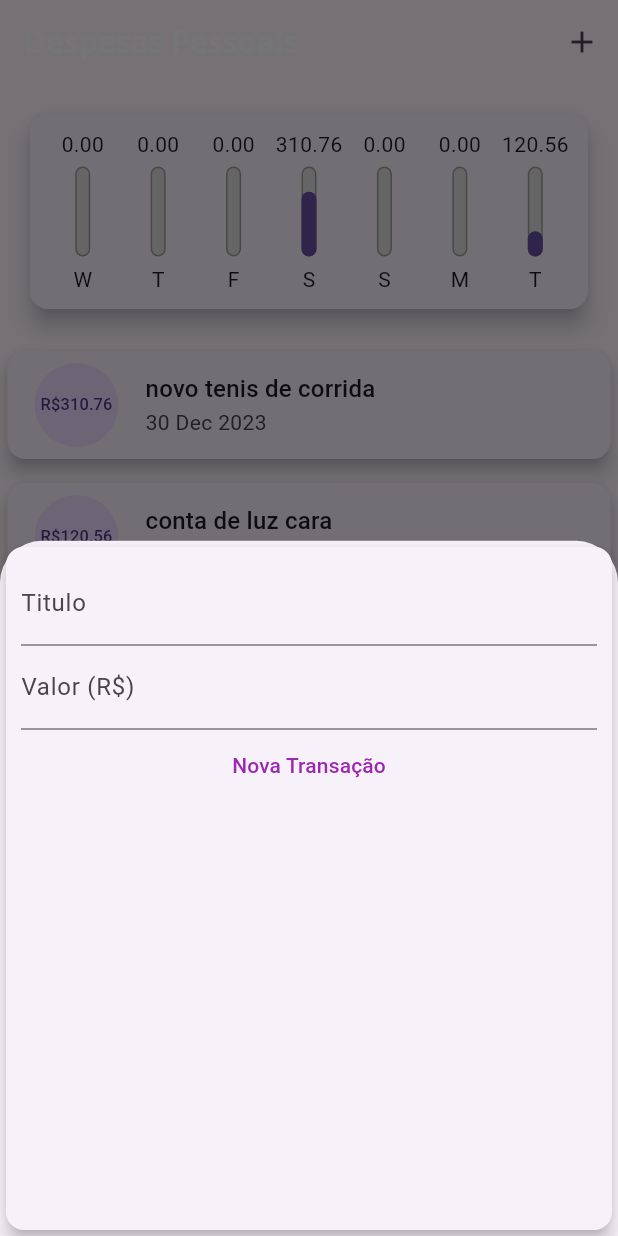
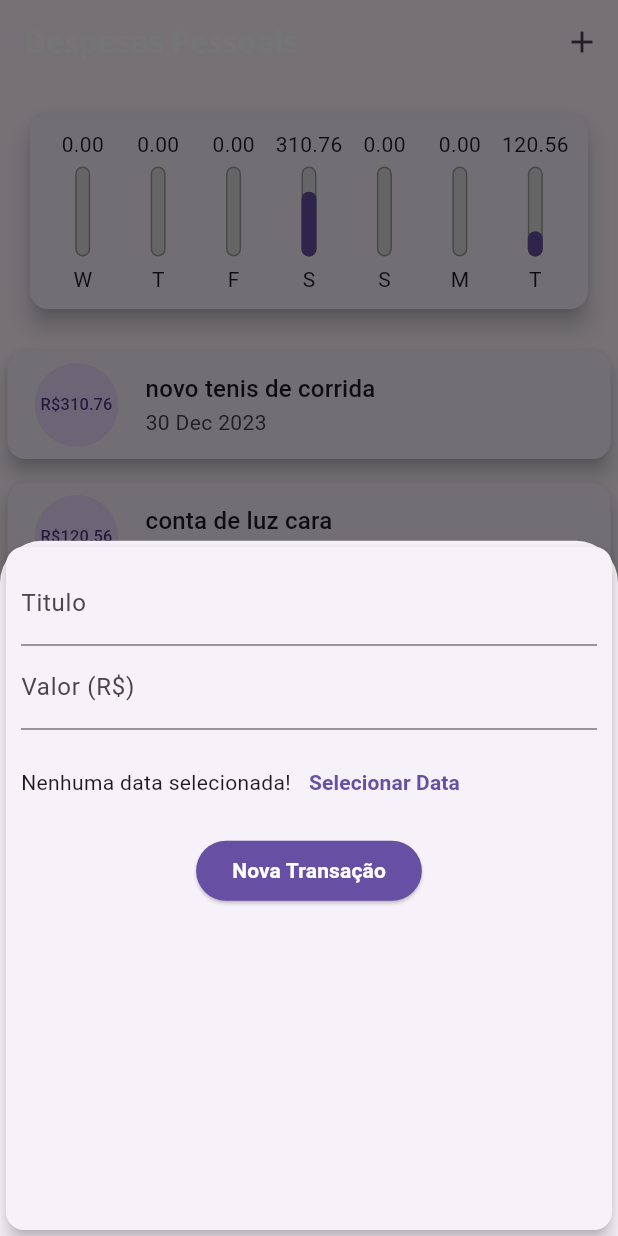
Before and after one commit to burghausen8/DespesasPessoais, a Flutter app: the screen it shows after launch, after a tap on the "add" icon, on a phone screen of 412 x 824 dp. Run offline on Flutter 3.47's test engine with Material 3 defaults, Android fonts, the phone set to English and light mode, and no system bars.

Commit message:
layout: ajust colors

```diff
--- a/lib/components/transaction_form.dart
+++ b/lib/components/transaction_form.dart
@@ -40,10 +40,34 @@ class _TransactionFormState extends State<TransactionForm> {
                 controller: valueController,
                 onSubmitted: (_) => _submitForm(),
                 decoration: InputDecoration(labelText: 'Valor (R\$)')),
-            TextButton(
-              onPressed: _submitForm,
-              child: Text('Nova Transação'),
-              style: TextButton.styleFrom(primary: Colors.purple),
+            Container(
+              height: 70,
+              child: Row(
+                children: [
+                  Text('Nenhuma data selecionada!'),
+                  TextButton(
+                    onPressed: () {},
+                    child: Text(
+                      'Selecionar Data',
+                      style: TextStyle(
+                          fontWeight: FontWeight.bold,
+                          color: Theme.of(context).primaryColor),
+                    ),
+                  ),
+                ],
+              ),
+            ),
+            Row(
+              mainAxisAlignment: MainAxisAlignment.center,
+              children: [
+                ElevatedButton(
+                  onPressed: _submitForm,
+                  child: Text('Nova Transação'),
+                  style: ElevatedButton.styleFrom(
+                      primary: Theme.of(context).primaryColor,
+                      onPrimary: Theme.of(context).textTheme.button?.color),
+                ),
+              ],
             ),
           ],
         ),
--- a/lib/main.dart
+++ b/lib/main.dart
@@ -27,6 +27,10 @@ class ExpensesApp extends StatelessWidget {
             fontSize: 18,
             fontWeight: FontWeight.bold,
             color: Colors.black,
+          ),
+          labelLarge: TextStyle(
+            color: Colors.white,
+            fontWeight: FontWeight.bold,
           ),
         ),
         appBarTheme: AppBarTheme(
```
